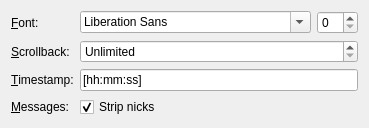
Old version of the form src/wizard/basicsettingspage.ui in the repository communi/communi-desktop.
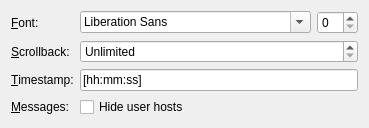
New version of the form.

```diff
--- a/src/wizard/basicsettingspage.ui
+++ b/src/wizard/basicsettingspage.ui
@@ -86,10 +86,7 @@
    <item row="3" column="1">
     <widget class="QCheckBox" name="stripNicksCheckBox">
      <property name="text">
-      <string>Strip nicks</string>
-     </property>
-     <property name="checked">
-      <bool>true</bool>
+      <string>Hide user hosts</string>
      </property>
     </widget>
    </item>
```
